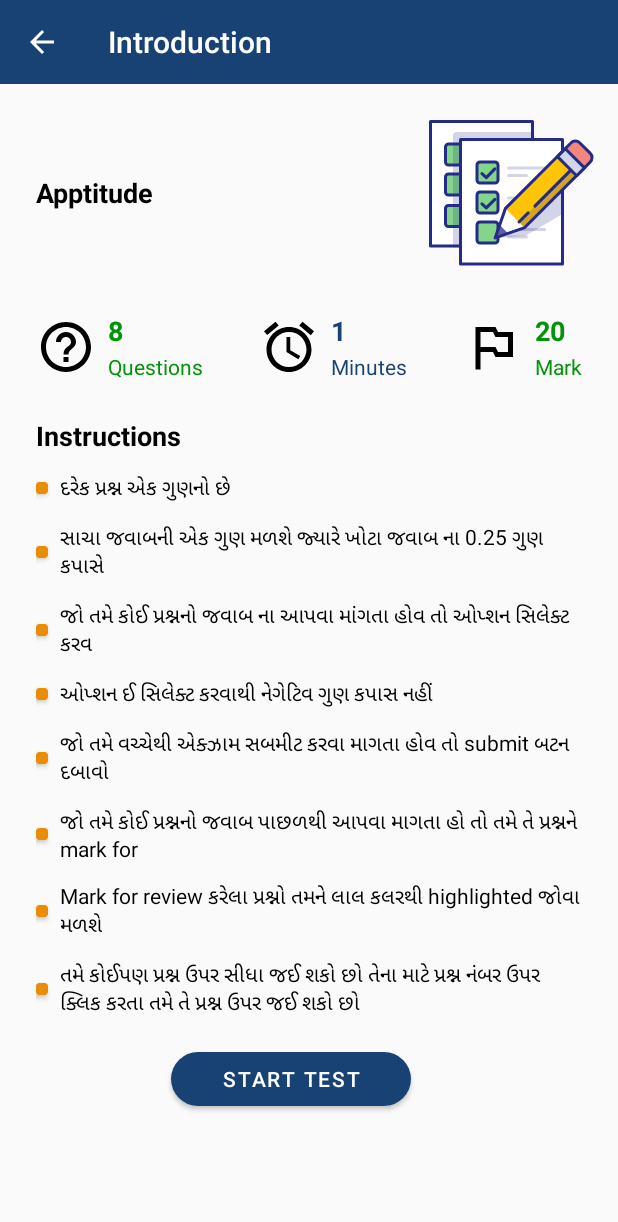
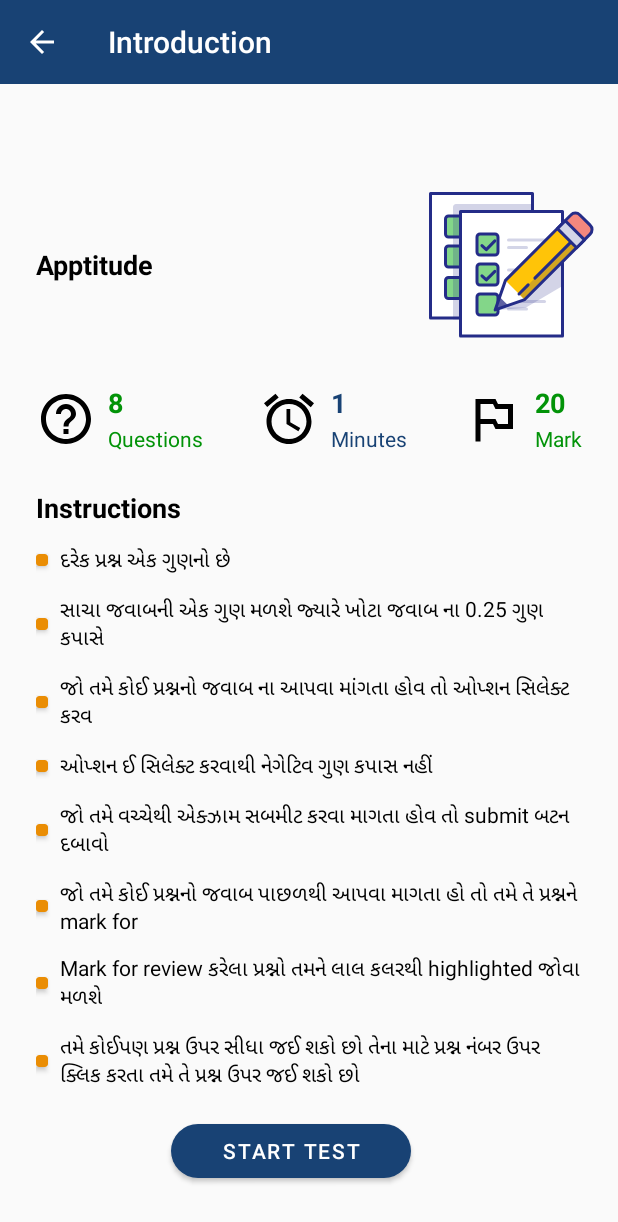
Before and after one commit to siddhantdrk/Quickexamprep, an Android app: the screen it shows after launch (InstructionScreen), on a phone screen of 412 x 824 dp. Shown: the top 1222 px of the screen. Run offline under Robolectric (Android 15) with nearby library versions, the phone set to English and light mode, and no system bars.

Commit message:
Instruction screen UI

```diff
--- a/app/src/main/java/com/design/quickexamprep/adapters/InstructionItemAdapter.java
+++ b/app/src/main/java/com/design/quickexamprep/adapters/InstructionItemAdapter.java
@@ -28,7 +28,7 @@ public class InstructionItemAdapter extends
         instruction.add("જો તમે કોઈ પ્રશ્નનો જવાબ પાછળથી આપવા માગતા હો તો તમે તે પ્રશ્નને mark for");
         instruction.add("Mark for review કરેલા પ્રશ્નો તમને લાલ કલરથી highlighted જોવા મળશે");
         instruction.add("તમે કોઈપણ પ્રશ્ન ઉપર સીધા જઈ શકો છો તેના માટે પ્રશ્ન નંબર ઉપર ક્લિક કરતા તમે તે પ્રશ્ન ઉપર જઈ શકો છો");
-    }
+      }
 
     @Override
     public InstructionItemAdapter.ViewHolder onCreateViewHolder(ViewGroup parent, int viewType) {
--- a/app/src/main/res/layout/activity_instruction_screen.xml
+++ b/app/src/main/res/layout/activity_instruction_screen.xml
@@ -1,27 +1,34 @@
 <?xml version="1.0" encoding="utf-8"?>
-<androidx.core.widget.NestedScrollView xmlns:android="http://schemas.android.com/apk/res/android"
-    android:layout_width="match_parent"
-    android:layout_height="match_parent">
-
 <androidx.constraintlayout.widget.ConstraintLayout xmlns:android="http://schemas.android.com/apk/res/android"
     xmlns:app="http://schemas.android.com/apk/res-auto"
     xmlns:tools="http://schemas.android.com/tools"
     android:id="@+id/tv_test_name"
     android:layout_width="match_parent"
+    android:layout_height="wrap_content"
     android:paddingBottom="@dimen/dp_20"
-        android:layout_height="wrap_content"
     tools:context=".InstructionScreen">
+
+
+    <androidx.core.widget.NestedScrollView
+        android:layout_width="match_parent"
+        android:layout_height="match_parent"
+        android:layout_marginTop="?attr/actionBarSize"
+        app:layout_constraintTop_toBottomOf="@+id/materialToolbar"
+        tools:layout_editor_absoluteX="0dp">
+
+        <androidx.constraintlayout.widget.ConstraintLayout
+            android:layout_width="match_parent"
+            android:layout_height="wrap_content">
 
             <ImageView
                 android:id="@+id/imageView"
                 android:layout_width="wrap_content"
                 android:layout_height="wrap_content"
-            android:layout_marginTop="8dp"
                 android:layout_marginEnd="8dp"
                 android:layout_marginRight="8dp"
                 android:src="@drawable/test"
                 app:layout_constraintEnd_toEndOf="parent"
-            app:layout_constraintTop_toBottomOf="@+id/materialToolbar" />
+                app:layout_constraintTop_toTopOf="parent" />
 
 
             <TextView
@@ -212,28 +219,16 @@
                 android:layout_width="match_parent"
                 android:layout_height="wrap_content"
                 android:layout_marginStart="24dp"
-            android:nestedScrollingEnabled="true"
                 android:layout_marginLeft="24dp"
-            android:overScrollMode="never"
                 android:layout_marginEnd="24dp"
                 android:layout_marginRight="24dp"
+                android:nestedScrollingEnabled="true"
+                android:overScrollMode="never"
                 app:layout_constraintEnd_toEndOf="parent"
                 app:layout_constraintStart_toStartOf="parent"
                 app:layout_constraintTop_toBottomOf="@+id/txt_instruction"
                 tools:itemCount="3"
                 tools:listitem="@layout/instruction_item" />
-
-        <com.google.android.material.appbar.MaterialToolbar
-            android:id="@+id/materialToolbar"
-            android:layout_width="match_parent"
-            android:layout_height="wrap_content"
-            android:background="@color/primary_color"
-            app:layout_constraintEnd_toEndOf="parent"
-            app:layout_constraintStart_toStartOf="parent"
-            app:layout_constraintTop_toTopOf="parent"
-            app:navigationIcon="@drawable/ic_baseline_arrow_back_24"
-            app:title="@string/introduction"
-            app:titleTextColor="@color/white" />
 
 
             <com.google.android.material.button.MaterialButton
@@ -249,3 +244,16 @@
                 app:layout_constraintTop_toBottomOf="@+id/rv_instructions" />
         </androidx.constraintlayout.widget.ConstraintLayout>
     </androidx.core.widget.NestedScrollView>
+
+    <com.google.android.material.appbar.MaterialToolbar
+        android:id="@+id/materialToolbar"
+        android:layout_width="match_parent"
+        android:layout_height="wrap_content"
+        android:background="@color/primary_color"
+        app:layout_constraintEnd_toEndOf="parent"
+        app:layout_constraintStart_toStartOf="parent"
+        app:layout_constraintTop_toTopOf="parent"
+        app:navigationIcon="@drawable/ic_baseline_arrow_back_24"
+        app:title="@string/introduction"
+        app:titleTextColor="@color/white" />
+</androidx.constraintlayout.widget.ConstraintLayout>
```
Lines whose indentation alone changed are shown as unchanged.
